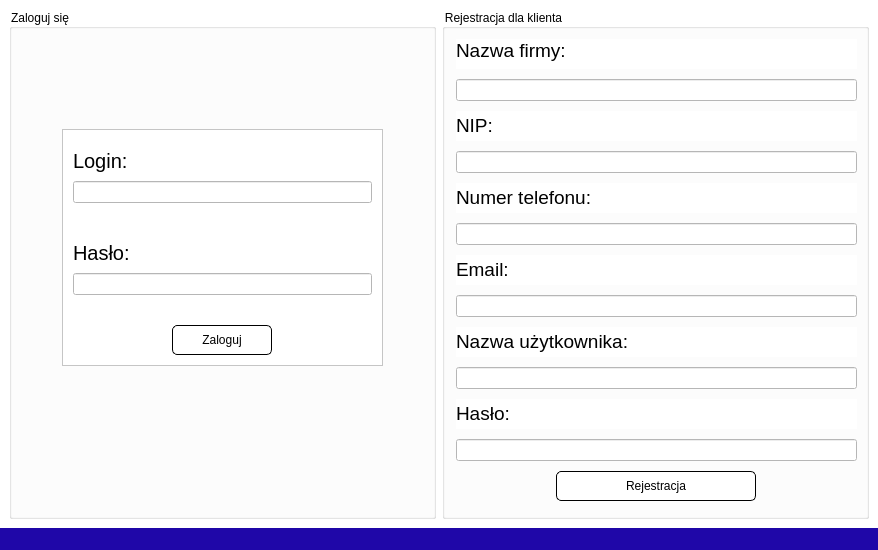
Above: transportation_company_qt_app/mainwindow.ui from OlafBieganski/Transportation-company-managment-app before the change. Below: the same form after it.
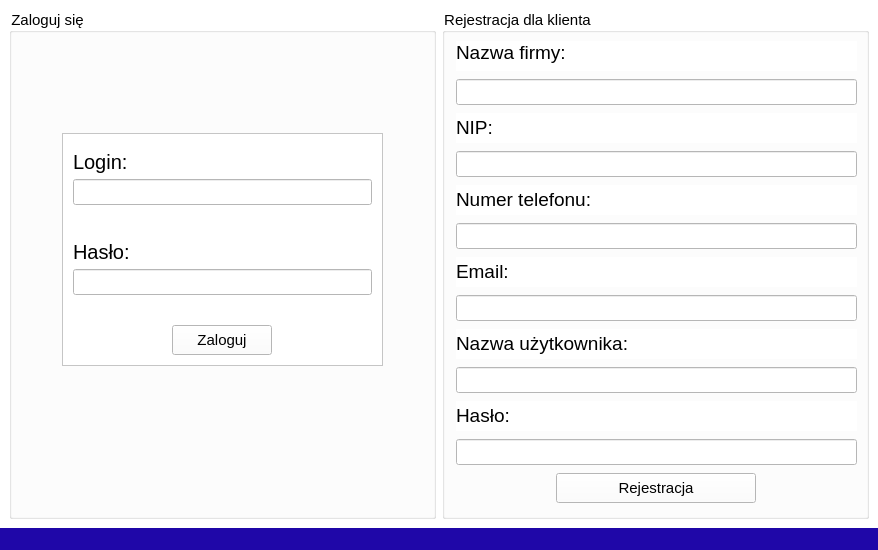
That is the form after the change.

Commit message: abstract class for dynamic user-based widget change for main page

The edit to the form file:
```diff
--- a/transportation_company_qt_app/mainwindow.ui
+++ b/transportation_company_qt_app/mainwindow.ui
@@ -48,7 +48,8 @@
     <item>
      <widget class="QStackedWidget" name="stackedWidget">
       <property name="styleSheet">
-       <string notr="true">background-color: rgb(255, 255, 255)</string>
+       <string notr="true">background-color:  white
+</string>
       </property>
       <property name="currentIndex">
        <number>1</number>
@@ -179,6 +180,12 @@
             <verstretch>0</verstretch>
            </sizepolicy>
           </property>
+          <property name="font">
+           <font>
+            <pointsize>11</pointsize>
+            <bold>false</bold>
+           </font>
+          </property>
           <property name="title">
            <string>Zaloguj się</string>
           </property>
@@ -289,7 +296,11 @@
 border-style: outset;
 border-color: black;
 border-radius: 5px;
-</string>
+
+QPushButton#pb_login:hover {
+background-color: rgb(57, 110, 255);
+color: white;
+}</string>
                 </property>
                 <property name="text">
                  <string>Zaloguj</string>
@@ -310,6 +321,11 @@
         </item>
         <item>
          <widget class="QGroupBox" name="groupBox_2">
+          <property name="font">
+           <font>
+            <pointsize>11</pointsize>
+           </font>
+          </property>
           <property name="styleSheet">
            <string notr="true"/>
           </property>
@@ -464,7 +480,11 @@
 border-width: 1px;
 border-style: outset;
 border-color: black;
-border-radius: 5px;</string>
+border-radius: 5px;
+
+QPushButton#pb_register:hover {
+background-color: rgb(57, 110, 255);
+}</string>
              </property>
              <property name="text">
               <string>Rejestracja</string>
```
Left out of the diff: 19 changed lines with no effect on the pictures. The commit also changes 6 other files.
